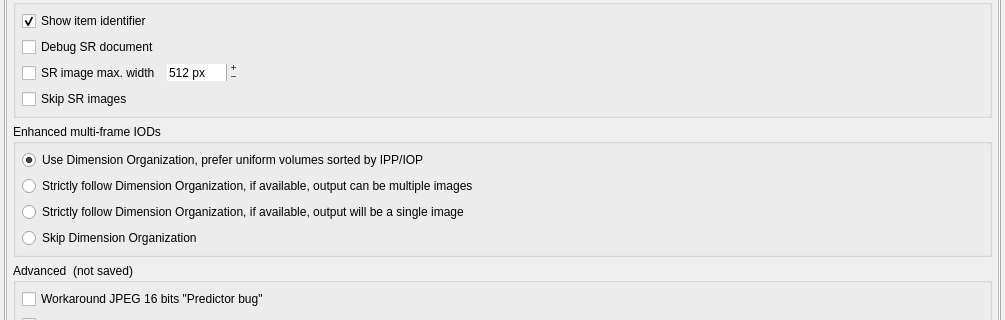
This is GUI/settingswidget.ui in AlizaMedicalImaging/AlizaMS as Qt 5 draws it before an edit; both pictures show x 0 to 1005 and y 156 to 476 of the 1005 by 653 pixel window. The edited form follows.
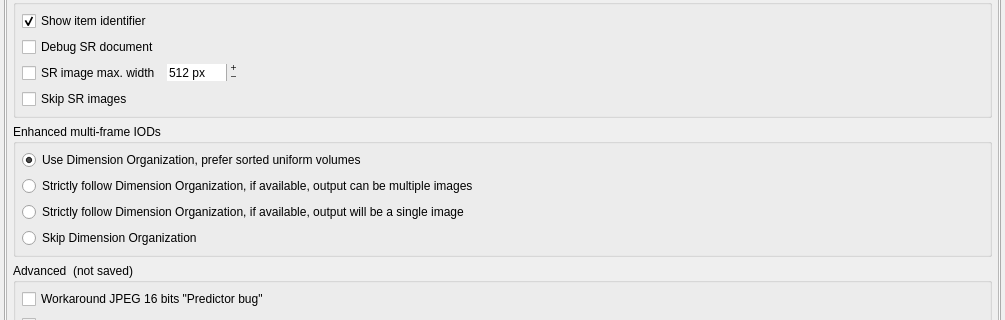
This is the edited form.

```diff
--- a/GUI/settingswidget.ui
+++ b/GUI/settingswidget.ui
@@ -299,7 +299,7 @@
                  <string>&lt;html&gt;&lt;head/&gt;&lt;body&gt;&lt;p&gt;Will use &lt;span style=&quot; font-style:italic;&quot;&gt;Dimension Organization&lt;/span&gt;, but attempt to extract uniform volumes and sort frames by IPP/IOP (or IPV/IOV), if possible.&lt;/p&gt;&lt;/body&gt;&lt;/html&gt;</string>
                 </property>
                 <property name="text">
-                 <string>Use Dimension Organization, prefer uniform volumes sorted by IPP/IOP</string>
+                 <string>Use Dimension Organization, prefer sorted uniform volumes</string>
                 </property>
                 <property name="checked">
                  <bool>true</bool>
```
